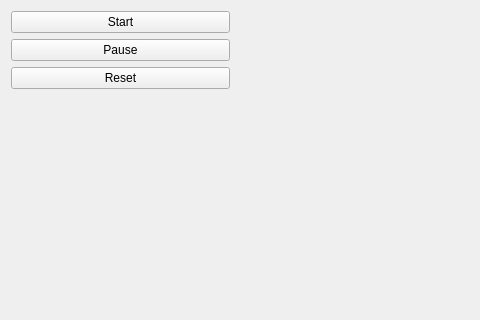
Above: src/ui/forms/mainwindow.ui from bjorked/game-of-life before the change; both pictures show x 0 to 480 and y 0 to 320 of the 800 by 500 pixel window. Below: the same form after it.
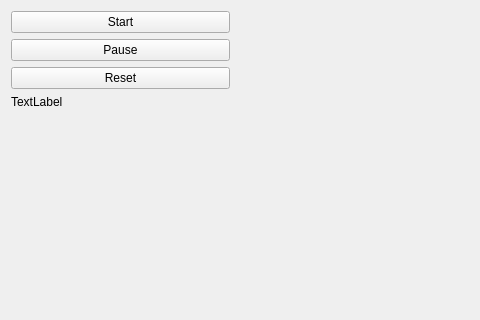
That is the form after the change.

Commit message: Implemented a generation counter

Diff of the .ui file:
```diff
--- a/src/ui/forms/mainwindow.ui
+++ b/src/ui/forms/mainwindow.ui
@@ -56,6 +56,13 @@
        </property>
       </widget>
      </item>
+     <item>
+      <widget class="QLabel" name="generationLabel">
+       <property name="text">
+        <string>TextLabel</string>
+       </property>
+      </widget>
+     </item>
      <item>
       <spacer name="verticalSpacer">
        <property name="orientation">
```
The commit also changes 4 other files.
